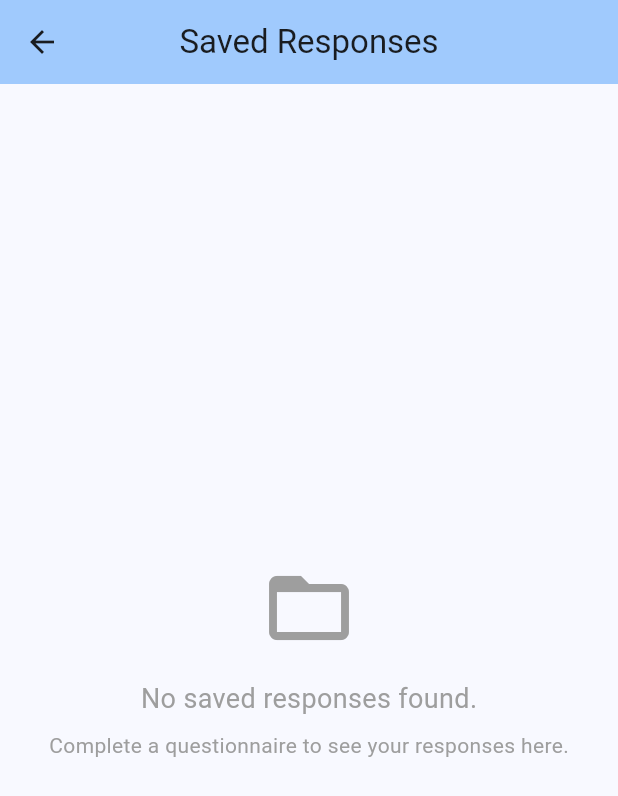
After one commit to mchikobava/researchApp, a Flutter app: the screen it shows after launch, after a tap on the "history" icon, on a phone screen of 412 x 824 dp. The commit adds this screen. Shown: the top 796 px of the screen. Run offline on Flutter 3.47's test engine with Material 3 defaults, Android fonts, the phone set to English and light mode, and no system bars.

Commit message:
save responses on the device

```diff
--- a/research_app/lib/main.dart
+++ b/research_app/lib/main.dart
@@ -1,6 +1,8 @@
 import 'package:flutter/material.dart';
 import 'services/questionnaire_service.dart';
 import 'screens/questionnaire_screen.dart';
+import 'screens/responses_screen.dart';
+import 'services/storage_service.dart';
 
 void main() {
   runApp(const MyApp());
@@ -33,11 +35,13 @@ class _LandingPageState extends State<LandingPage> {
   List<String> availableQuestionnaires = [];
   bool isLoading = true;
   String? errorMessage;
+  int responseCount = 0;
 
   @override
   void initState() {
     super.initState();
     _loadQuestionnaires();
+    _loadResponseCount();
   }
 
   Future<void> _loadQuestionnaires() async {
@@ -55,6 +59,17 @@ class _LandingPageState extends State<LandingPage> {
     }
   }
 
+  Future<void> _loadResponseCount() async {
+    try {
+      final count = await StorageService.getResponseCount();
+      setState(() {
+        responseCount = count;
+      });
+    } catch (e) {
+      // Ignore errors for response count
+    }
+  }
+
   @override
   Widget build(BuildContext context) {
     return Scaffold(
@@ -62,6 +77,19 @@ class _LandingPageState extends State<LandingPage> {
         title: const Text('Your User Study'),
         backgroundColor: Theme.of(context).colorScheme.inversePrimary,
         centerTitle: true,
+        actions: [
+          IconButton(
+            icon: const Icon(Icons.history),
+            onPressed: () {
+              Navigator.of(context).push(
+                MaterialPageRoute(
+                  builder: (context) => const ResponsesScreen(),
+                ),
+              ).then((_) => _loadResponseCount()); // Refresh count when returning
+            },
+            tooltip: 'View saved responses',
+          ),
+        ],
       ),
       body: SingleChildScrollView(
         padding: const EdgeInsets.all(16.0),
@@ -69,6 +97,32 @@ class _LandingPageState extends State<LandingPage> {
           crossAxisAlignment: CrossAxisAlignment.center,
           children: <Widget>[
             const SizedBox(height: 40),
+
+            // Response count badge
+            if (responseCount > 0)
+              Container(
+                margin: const EdgeInsets.only(bottom: 20),
+                padding: const EdgeInsets.symmetric(horizontal: 16, vertical: 8),
+                decoration: BoxDecoration(
+                  color: Colors.green[100],
+                  borderRadius: BorderRadius.circular(20),
+                  border: Border.all(color: Colors.green[300]!),
+                ),
+                child: Row(
+                  mainAxisSize: MainAxisSize.min,
+                  children: [
+                    const Icon(Icons.check_circle, color: Colors.green, size: 16),
+                    const SizedBox(width: 8),
+                    Text(
+                      '$responseCount response${responseCount == 1 ? '' : 's'} saved',
+                      style: const TextStyle(
+                        color: Colors.green,
+                        fontWeight: FontWeight.w500,
+                      ),
+                    ),
+                  ],
+                ),
+              ),
 
             // Welcome text
             const Text(
--- /dev/null
+++ b/research_app/lib/screens/responses_screen.dart
@@ -0,0 +1,237 @@
+import 'package:flutter/material.dart';
+import '../models/questionnaire.dart';
+import '../services/storage_service.dart';
+
+class ResponsesScreen extends StatefulWidget {
+  const ResponsesScreen({super.key});
+
+  @override
+  State<ResponsesScreen> createState() => _ResponsesScreenState();
+}
+
+class _ResponsesScreenState extends State<ResponsesScreen> {
+  List<QuestionnaireResponse> responses = [];
+  bool isLoading = true;
+  String? errorMessage;
+
+  @override
+  void initState() {
+    super.initState();
+    _loadResponses();
+  }
+
+  Future<void> _loadResponses() async {
+    try {
+      setState(() {
+        isLoading = true;
+        errorMessage = null;
+      });
+
+      final loadedResponses = await StorageService.loadAllResponses();
+      setState(() {
+        responses = loadedResponses;
+        isLoading = false;
+      });
+    } catch (e) {
+      setState(() {
+        errorMessage = 'Failed to load responses: $e';
+        isLoading = false;
+      });
+    }
+  }
+
+  Future<void> _clearAllResponses() async {
+    final confirmed = await showDialog<bool>(
+      context: context,
+      builder: (BuildContext context) {
+        return AlertDialog(
+          title: const Text('Clear All Responses'),
+          content: const Text(
+            'Are you sure you want to delete all saved responses? This action cannot be undone.',
+          ),
+          actions: [
+            TextButton(
+              onPressed: () => Navigator.of(context).pop(false),
+              child: const Text('Cancel'),
+            ),
+            TextButton(
+              onPressed: () => Navigator.of(context).pop(true),
+              style: TextButton.styleFrom(foregroundColor: Colors.red),
+              child: const Text('Delete All'),
+            ),
+          ],
+        );
+      },
+    );
+
+    if (confirmed == true) {
+      try {
+        await StorageService.clearAllResponses();
+        await _loadResponses();
+        if (mounted) {
+          ScaffoldMessenger.of(context).showSnackBar(
+            const SnackBar(
+              content: Text('All responses have been deleted.'),
+              backgroundColor: Colors.green,
+            ),
+          );
+        }
+      } catch (e) {
+        if (mounted) {
+          ScaffoldMessenger.of(context).showSnackBar(
+            SnackBar(
+              content: Text('Failed to delete responses: $e'),
+              backgroundColor: Colors.red,
+            ),
+          );
+        }
+      }
+    }
+  }
+
+  @override
+  Widget build(BuildContext context) {
+    return Scaffold(
+      appBar: AppBar(
+        title: const Text('Saved Responses'),
+        backgroundColor: Theme.of(context).colorScheme.inversePrimary,
+        centerTitle: true,
+        actions: [
+          if (responses.isNotEmpty)
+            IconButton(
+              icon: const Icon(Icons.delete_sweep),
+              onPressed: _clearAllResponses,
+              tooltip: 'Clear all responses',
+            ),
+        ],
+      ),
+      body: RefreshIndicator(
+        onRefresh: _loadResponses,
+        child: _buildBody(),
+      ),
+    );
+  }
+
+  Widget _buildBody() {
+    if (isLoading) {
+      return const Center(
+        child: CircularProgressIndicator(),
+      );
+    }
+
+    if (errorMessage != null) {
+      return Center(
+        child: Column(
+          mainAxisAlignment: MainAxisAlignment.center,
+          children: [
+            const Icon(Icons.error, size: 64, color: Colors.red),
+            const SizedBox(height: 16),
+            Text(
+              errorMessage!,
+              textAlign: TextAlign.center,
+              style: const TextStyle(color: Colors.red),
+            ),
+            const SizedBox(height: 16),
+            ElevatedButton(
+              onPressed: _loadResponses,
+              child: const Text('Retry'),
+            ),
+          ],
+        ),
+      );
+    }
+
+    if (responses.isEmpty) {
+      return const Center(
+        child: Column(
+          mainAxisAlignment: MainAxisAlignment.center,
+          children: [
+            Icon(Icons.folder_open, size: 64, color: Colors.grey),
+            SizedBox(height: 16),
+            Text(
+              'No saved responses found.',
+              style: TextStyle(fontSize: 18, color: Colors.grey),
+            ),
+            SizedBox(height: 8),
+            Text(
+              'Complete a questionnaire to see your responses here.',
+              style: TextStyle(color: Colors.grey),
+            ),
+          ],
+        ),
+      );
+    }
+
+    return ListView.builder(
+      padding: const EdgeInsets.all(16),
+      itemCount: responses.length,
+      itemBuilder: (context, index) {
+        final response = responses[index];
+        return Card(
+          margin: const EdgeInsets.only(bottom: 16),
+          child: ExpansionTile(
+            title: Text(
+              response.questionnaireTitle,
+              style: const TextStyle(fontWeight: FontWeight.bold),
+            ),
+            subtitle: Text(
+              '${response.answers.length} questions answered',
+              style: TextStyle(color: Colors.grey[600]),
+            ),
+            leading: const Icon(Icons.assignment_turned_in, color: Colors.green),
+            children: [
+              Padding(
+                padding: const EdgeInsets.all(16),
+                child: Column(
+                  crossAxisAlignment: CrossAxisAlignment.start,
+                  children: response.answers.map((answer) {
+                    return Container(
+                      margin: const EdgeInsets.only(bottom: 12),
+                      padding: const EdgeInsets.all(12),
+                      decoration: BoxDecoration(
+                        color: Colors.grey[50],
+                        borderRadius: BorderRadius.circular(8),
+                        border: Border.all(color: Colors.grey[300]!),
+                      ),
+                      child: Column(
+                        crossAxisAlignment: CrossAxisAlignment.start,
+                        children: [
+                          Text(
+                            answer.question,
+                            style: const TextStyle(
+                              fontWeight: FontWeight.w500,
+                              fontSize: 14,
+                            ),
+                          ),
+                          const SizedBox(height: 8),
+                          Row(
+                            children: [
+                              const Icon(Icons.check_circle,
+                                color: Colors.green,
+                                size: 16
+                              ),
+                              const SizedBox(width: 8),
+                              Expanded(
+                                child: Text(
+                                  answer.selectedAnswer,
+                                  style: const TextStyle(
+                                    color: Colors.green,
+                                    fontWeight: FontWeight.w500,
+                                  ),
+                                ),
+                              ),
+                            ],
+                          ),
+                        ],
+                      ),
+                    );
+                  }).toList(),
+                ),
+              ),
+            ],
+          ),
+        );
+      },
+    );
+  }
+}
--- /dev/null
+++ b/research_app/lib/services/storage_service.dart
@@ -0,0 +1,110 @@
+import 'dart:convert';
+import 'dart:io';
+import 'package:path_provider/path_provider.dart';
+import '../models/questionnaire.dart';
+
+class StorageService {
+  static const String _responsesFolder = 'questionnaire_responses';
+
+  /// Save questionnaire response to device storage
+  static Future<void> saveResponse(QuestionnaireResponse response) async {
+    try {
+      final directory = await _getResponsesDirectory();
+      final timestamp = DateTime.now().millisecondsSinceEpoch;
+      final fileName = 'response_${response.questionnaireTitle.replaceAll(RegExp(r'[^a-zA-Z0-9]'), '_')}_$timestamp.json';
+      final file = File('${directory.path}/$fileName');
+
+      final responseData = {
+        'questionnaireTitle': response.questionnaireTitle,
+        'timestamp': timestamp,
+        'date': DateTime.now().toIso8601String(),
+        'answers': response.answers.map((answer) => {
+          'questionId': answer.questionId,
+          'question': answer.question,
+          'selectedAnswer': answer.selectedAnswer,
+        }).toList(),
+      };
+
+      await file.writeAsString(jsonEncode(responseData));
+    } catch (e) {
+      throw Exception('Failed to save response: $e');
+    }
+  }
+
+  /// Load all saved responses from device storage
+  static Future<List<QuestionnaireResponse>> loadAllResponses() async {
+    try {
+      final directory = await _getResponsesDirectory();
+      final files = directory.listSync().whereType<File>();
+      final responses = <QuestionnaireResponse>[];
+
+      for (final file in files) {
+        if (file.path.endsWith('.json')) {
+          try {
+            final content = await file.readAsString();
+            final data = jsonDecode(content) as Map<String, dynamic>;
+
+            final answers = (data['answers'] as List<dynamic>).map((answerData) {
+              return QuestionAnswer(
+                questionId: answerData['questionId'],
+                question: answerData['question'],
+                selectedAnswer: answerData['selectedAnswer'],
+              );
+            }).toList();
+
+            responses.add(QuestionnaireResponse(
+              questionnaireTitle: data['questionnaireTitle'],
+              answers: answers,
+            ));
+          } catch (e) {
+            // Skip corrupted files
+            continue;
+          }
+        }
+      }
+
+      return responses;
+    } catch (e) {
+      throw Exception('Failed to load responses: $e');
+    }
+  }
+
+  /// Get the directory for storing responses
+  static Future<Directory> _getResponsesDirectory() async {
+    final appDir = await getApplicationDocumentsDirectory();
+    final responsesDir = Directory('${appDir.path}/$_responsesFolder');
+
+    if (!await responsesDir.exists()) {
+      await responsesDir.create(recursive: true);
+    }
+
+    return responsesDir;
+  }
+
+  /// Delete all saved responses
+  static Future<void> clearAllResponses() async {
+    try {
+      final directory = await _getResponsesDirectory();
+      final files = directory.listSync().whereType<File>();
+
+      for (final file in files) {
+        if (file.path.endsWith('.json')) {
+          await file.delete();
+        }
+      }
+    } catch (e) {
+      throw Exception('Failed to clear responses: $e');
+    }
+  }
+
+  /// Get the number of saved responses
+  static Future<int> getResponseCount() async {
+    try {
+      final directory = await _getResponsesDirectory();
+      final files = directory.listSync().whereType<File>();
+      return files.where((file) => file.path.endsWith('.json')).length;
+    } catch (e) {
+      return 0;
+    }
+  }
+}
--- a/research_app/pubspec.yaml
+++ b/research_app/pubspec.yaml
@@ -34,6 +34,7 @@ dependencies:
   # The following adds the Cupertino Icons font to your application.
   # Use with the CupertinoIcons class for iOS style icons.
   cupertino_icons: ^1.0.8
+  path_provider: ^2.1.2
 
 dev_dependencies:
   flutter_test:
```
Also changed, not shown: research_app/lib/screens/questionnaire_screen.dart (+69 -2 lines), research_app/pubspec.lock, 1 other file.
